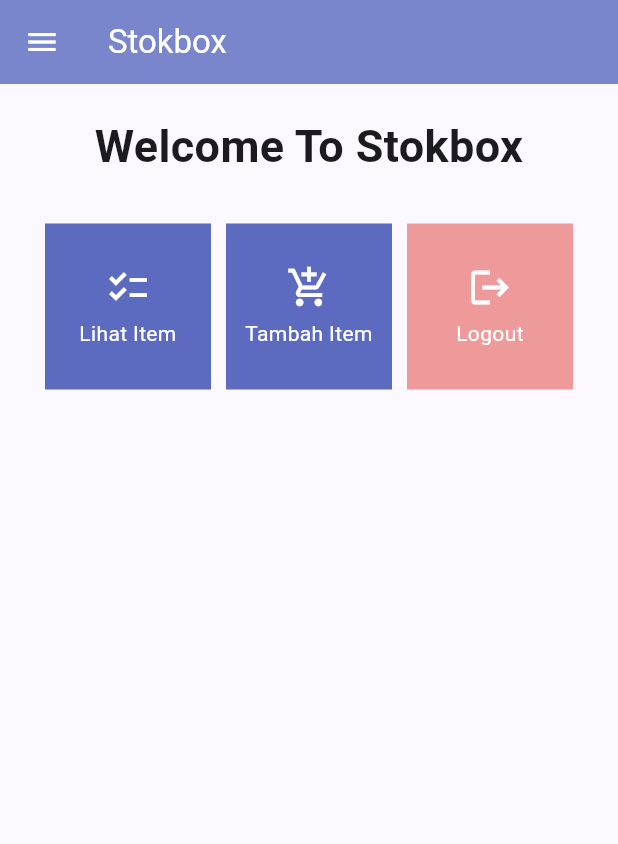
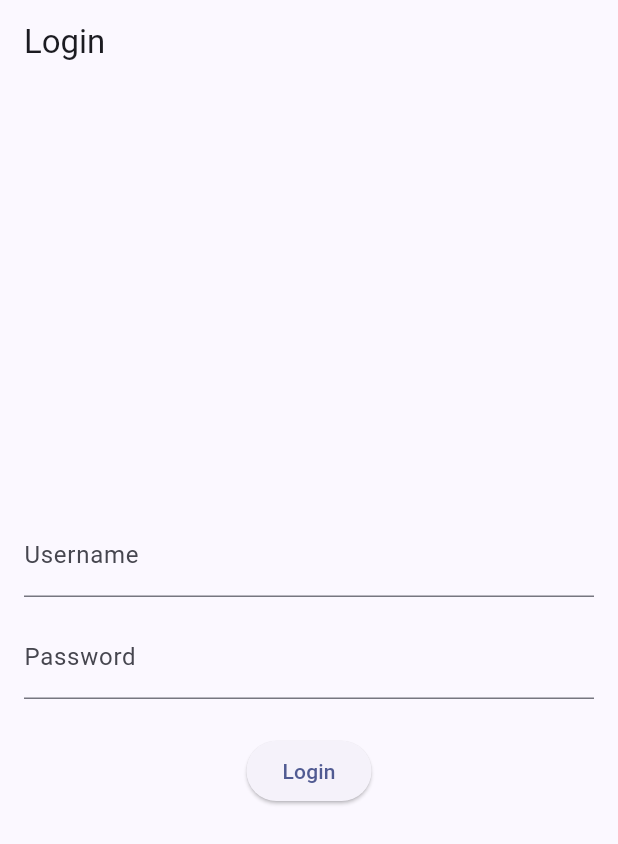
Before and after one commit to clarista/stokbox-mobile, a Flutter app: the screen it shows after launch, on a phone screen of 412 x 824 dp. Shown: the top 844 px of the screen. Run offline on Flutter 3.47's test engine with Material 2 defaults, Android fonts, the phone set to English and light mode, and no system bars; missing offline and left inert: pbp_django_auth.

Commit message:
gabsa login

```diff
--- a/lib/main.dart
+++ b/lib/main.dart
@@ -1,5 +1,8 @@
 import 'package:flutter/material.dart';
-import 'package:stokbox/screens/menu.dart';
+import 'package:pbp_django_auth/pbp_django_auth.dart';
+import 'package:provider/provider.dart';
+// import 'package:stokbox/screens/menu.dart';
+import 'package:stokbox/screens/login.dart';
 
 void main() {
   runApp(const MyApp());
@@ -8,32 +11,21 @@
 class MyApp extends StatelessWidget {
   const MyApp({super.key});
 
-  // This widget is the root of your application.
  @override
     Widget build(BuildContext context) {
-    return MaterialApp(
-      title: 'stokbox',
+        return Provider(
+            create: (_) {
+                CookieRequest request = CookieRequest();
+                return request;
+            },
+            child: MaterialApp(
+                title: 'Stokbox App',
                 theme: ThemeData(
-        // This is the theme of your application.
-        //
-        // TRY THIS: Try running your application with "flutter run". You'll see
-        // the application has a blue toolbar. Then, without quitting the app,
-        // try changing the seedColor in the colorScheme below to Colors.green
-        // and then invoke "hot reload" (save your changes or press the "hot
-        // reload" button in a Flutter-supported IDE, or press "r" if you used
-        // the command line to start the app).
-        //
-        // Notice that the counter didn't reset back to zero; the application
-        // state is not lost during the reload. To reset the state, use hot
-        // restart instead.
-        //
-        // This works for code too, not just values: Most code changes can be
-        // tested with just a hot reload..
                     colorScheme: ColorScheme.fromSeed(seedColor: Colors.indigo),
-
                     useMaterial3: true,
                 ),
-      home: MyHomePage()
+                home: LoginPage(),
+            ),
         );
     }
 }
--- /dev/null
+++ b/lib/screens/login.dart
@@ -0,0 +1,114 @@
+import 'package:stokbox/screens/menu.dart';
+import 'package:flutter/material.dart';
+import 'package:pbp_django_auth/pbp_django_auth.dart';
+import 'package:provider/provider.dart';
+
+void main() {
+    runApp(const LoginApp());
+}
+
+class LoginApp extends StatelessWidget {
+const LoginApp({super.key});
+
+@override
+Widget build(BuildContext context) {
+    return MaterialApp(
+        title: 'Login',
+        theme: ThemeData(
+            primarySwatch: Colors.blue,
+    ),
+    home: const LoginPage(),
+    );
+    }
+}
+
+class LoginPage extends StatefulWidget {
+    const LoginPage({super.key});
+
+    @override
+    _LoginPageState createState() => _LoginPageState();
+}
+
+class _LoginPageState extends State<LoginPage> {
+    final TextEditingController _usernameController = TextEditingController();
+    final TextEditingController _passwordController = TextEditingController();
+
+    @override
+    Widget build(BuildContext context) {
+        final request = context.watch<CookieRequest>();
+        return Scaffold(
+            appBar: AppBar(
+                title: const Text('Login'),
+            ),
+            body: Container(
+                padding: const EdgeInsets.all(16.0),
+                child: Column(
+                    mainAxisAlignment: MainAxisAlignment.center,
+                    children: [
+                        TextField(
+                            controller: _usernameController,
+                            decoration: const InputDecoration(
+                                labelText: 'Username',
+                            ),
+                        ),
+                        const SizedBox(height: 12.0),
+                        TextField(
+                            controller: _passwordController,
+                            decoration: const InputDecoration(
+                                labelText: 'Password',
+                            ),
+                            obscureText: true,
+                        ),
+                        const SizedBox(height: 24.0),
+                        ElevatedButton(
+                            onPressed: () async {
+                                String username = _usernameController.text;
+                                String password = _passwordController.text;
+
+                                // Cek kredensial
+                                // TODO: Ganti URL dan jangan lupa tambahkan trailing slash (/) di akhir URL!
+                                // Untuk menyambungkan Android emulator dengan Django pada localhost,
+                                // gunakan URL http://10.0.2.2/
+                                final response = await request.login("http://clarista-tugas.pbp.cs.ui.ac.id/auth/login/", {
+                                'username': username,
+                                'password': password,
+                                });
+
+                                if (request.loggedIn) {
+                                    String message = response['message'];
+                                    String uname = response['username'];
+                                    Navigator.pushReplacement(
+                                        context,
+                                        MaterialPageRoute(builder: (context) => MyHomePage()),
+                                    );
+                                    ScaffoldMessenger.of(context)
+                                        ..hideCurrentSnackBar()
+                                        ..showSnackBar(
+                                            SnackBar(content: Text("$message Selamat datang, $uname.")));
+                                    } else {
+                                    showDialog(
+                                        context: context,
+                                        builder: (context) => AlertDialog(
+                                            title: const Text('Login Gagal'),
+                                            content:
+                                                Text(response['message']),
+                                            actions: [
+                                                TextButton(
+                                                    child: const Text('OK'),
+                                                    onPressed: () {
+                                                        Navigator.pop(context);
+                                                    },
+                                                ),
+                                            ],
+                                        ),
+                                    );
+                                }
+                            },
+                            child: const Text('Login'),
+                        ),
+                    ],
+                ),
+            ),
+        );
+    }
+}
--- a/lib/screens/menu.dart
+++ b/lib/screens/menu.dart
@@ -9,9 +9,9 @@
   MyHomePage({Key? key}) : super(key: key);
 
   final List<ShopItem> items = [
-    ShopItem("Lihat Item", Icons.checklist),
-    ShopItem("Tambah Item", Icons.add_shopping_cart),
-    ShopItem("Logout", Icons.logout),
+    ShopItem("1", "Lihat Item", Icons.checklist),
+    ShopItem("2", "Tambah Item", Icons.add_shopping_cart),
+    ShopItem("3", "Logout", Icons.logout),
   ];
 
   @override
--- a/pubspec.yaml
+++ b/pubspec.yaml
@@ -35,6 +35,9 @@
   # The following adds the Cupertino Icons font to your application.
   # Use with the CupertinoIcons class for iOS style icons.
   cupertino_icons: ^1.0.2
+  provider: ^6.1.1
+  pbp_django_auth: ^0.4.0
+  http: ^1.1.0
 
 dev_dependencies:
   flutter_test:
```
Also changed, not shown: lib/models/product.dart (added, +73 -0 lines), lib/screens/list_product.dart (added, +91 -0 lines), lib/widgets/left_drawer.dart (+23 -10 lines), lib/widgets/stokbox_card.dart (+20 -9 lines), pubspec.lock, 3 other files. Lines whose indentation alone changed are shown as unchanged.
